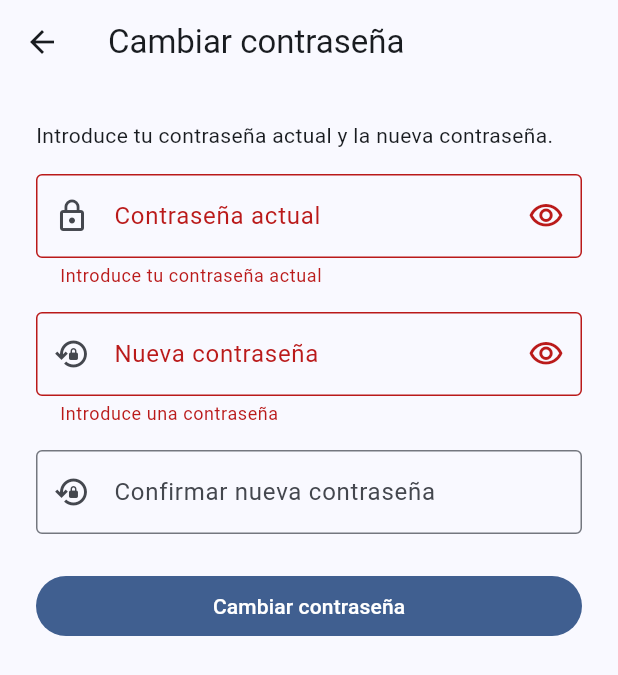
After one commit to juaarcgon/Olympus-app, a Flutter app: the ChangePasswordScreen screen opened directly, after a tap on "Cambiar contraseña", on a phone screen of 412 x 824 dp. The commit adds this screen. Shown: the top 675 px of the screen. Run offline on Flutter 3.47's test engine with Material 3 defaults, Android fonts, the phone set to English and light mode, and no system bars; our stand-ins replace flutter_riverpod, image_picker, supabase_flutter, table_calendar, timezone; accounts and stored records are empty.

Commit message:
feat(auth): cambiar contrasena desde el perfil con reautenticacion
- AuthRepository.changePassword: reautentica con la contrasena actual y fija la nueva (valida longitud; actual incorrecta -> credenciales invalidas)

- Datasource: currentEmail y reauthenticate()

- AuthNotifier.changePassword orquesta carga/exito/error

- Nueva ChangePasswordScreen y acceso desde el perfil; fake de tests actualizado

```diff
--- a/lib/features/auth/data/datasources/auth_remote_datasource.dart
+++ b/lib/features/auth/data/datasources/auth_remote_datasource.dart
@@ -90,6 +90,22 @@ class AuthRemoteDataSource {
     return _auth.updateUser(UserAttributes(password: newPassword));
   }
 
+  /// Correo electrónico del usuario de la sesión activa, o `null` si no hay
+  /// sesión. Se usa para reautenticar al cambiar la contraseña.
+  String? get currentEmail => _auth.currentUser?.email;
+
+  /// Reautentica al usuario de la sesión comprobando su [currentPassword].
+  ///
+  /// Reintenta `signInWithPassword` con el email de la sesión actual; si la
+  /// contraseña actual no es correcta, el SDK lanza `AuthException`. Es el paso
+  /// de verificación previo a un cambio de contraseña del usuario autenticado.
+  Future<AuthResponse> reauthenticate({
+    required String email,
+    required String currentPassword,
+  }) {
+    return _auth.signInWithPassword(email: email, password: currentPassword);
+  }
+
   /// Flujo de cambios de estado de autenticación del SDK (Req 7.3).
   Stream<AuthState> authStateChanges() => _auth.onAuthStateChange;
 }
--- a/lib/features/auth/domain/repositories/auth_repository.dart
+++ b/lib/features/auth/domain/repositories/auth_repository.dart
@@ -71,6 +71,17 @@ abstract class AuthRepository {
   /// longitud mínima (Req 9.6), validada por la implementación.
   Future<void> updatePasswordWithToken(String newPassword);
 
+  /// Cambia la contraseña del Usuario con sesión activa desde su perfil.
+  ///
+  /// Reautentica primero con [currentPassword] (verificación de seguridad) y,
+  /// si es correcta, fija la [newPassword]. La implementación valida la
+  /// longitud mínima de la nueva contraseña y traduce los errores a `Failure`
+  /// (contraseña actual incorrecta -> credenciales inválidas).
+  Future<void> changePassword({
+    required String currentPassword,
+    required String newPassword,
+  });
+
   /// Flujo de los cambios de estado de autenticación (Req 7.3).
   ///
   /// Emite un [AuthState] cada vez que la sesión cambia (inicio de sesión,
--- a/lib/features/auth/presentation/providers/auth_providers.dart
+++ b/lib/features/auth/presentation/providers/auth_providers.dart
@@ -170,6 +170,27 @@ class AuthNotifier extends AsyncNotifier<AppUser?> {
       return null;
     });
   }
+
+  /// Cambia la contraseña del Usuario con sesión activa desde su perfil.
+  ///
+  /// Reautentica con [currentPassword] y, si es correcta, fija [newPassword].
+  /// El estado refleja la carga y los errores (contraseña actual incorrecta,
+  /// nueva demasiado corta). Devuelve `true` si el cambio tuvo éxito.
+  Future<bool> changePassword({
+    required String currentPassword,
+    required String newPassword,
+  }) async {
+    final repository = ref.read(authRepositoryProvider);
+    state = const AsyncValue<AppUser?>.loading();
+    state = await AsyncValue.guard(() async {
+      await repository.changePassword(
+        currentPassword: currentPassword,
+        newPassword: newPassword,
+      );
+      return null;
+    });
+    return !state.hasError;
+  }
 }
 
 /// Expone el estado de las operaciones de autenticación (carga/éxito/error).
--- /dev/null
+++ b/lib/features/auth/presentation/screens/change_password_screen.dart
@@ -0,0 +1,194 @@
+// Pantalla de cambio de contraseña para el Usuario con sesión activa.
+//
+// A diferencia del flujo de recuperación por correo (forgot/reset), esta
+// pantalla la usa un Usuario YA autenticado desde su perfil para cambiar su
+// contraseña conociendo la actual. Pide la contraseña actual (reautenticación
+// de seguridad), la nueva y su confirmación, e invoca
+// `AuthNotifier.changePassword`.
+//
+// La nueva contraseña debe tener al menos ocho (8) caracteres (Req 1.6/9.6).
+// Los estados de carga y error se reflejan con un indicador de progreso y
+// mensajes en español derivados de `Failure.mensaje` (p. ej. contraseña actual
+// incorrecta o nueva demasiado corta).
+
+import 'package:flutter/material.dart';
+import 'package:flutter_riverpod/flutter_riverpod.dart';
+
+import '../../../../core/error/failures.dart';
+import '../../../../core/utils/validators.dart';
+import '../../../../shared/widgets/widgets.dart';
+import '../providers/auth_providers.dart';
+
+/// Longitud mínima de la nueva contraseña mostrada como pista (Req 9.6).
+const int _passwordMinLength = 8;
+
+/// Pantalla para que un Usuario autenticado cambie su contraseña.
+class ChangePasswordScreen extends ConsumerStatefulWidget {
+  /// Crea la pantalla de cambio de contraseña.
+  const ChangePasswordScreen({super.key});
+
+  /// Nombre de ruta de la pantalla de cambio de contraseña.
+  static const String routeName = '/change-password';
+
+  @override
+  ConsumerState<ChangePasswordScreen> createState() =>
+      _ChangePasswordScreenState();
+}
+
+class _ChangePasswordScreenState extends ConsumerState<ChangePasswordScreen> {
+  final _formKey = GlobalKey<FormState>();
+  final _actualController = TextEditingController();
+  final _nuevaController = TextEditingController();
+  final _confirmarController = TextEditingController();
+
+  bool _ocultarActual = true;
+  bool _ocultarNueva = true;
+
+  @override
+  void dispose() {
+    _actualController.dispose();
+    _nuevaController.dispose();
+    _confirmarController.dispose();
+    super.dispose();
+  }
+
+  /// Valida el formulario y cambia la contraseña (Req 1.6/9.6).
+  Future<void> _cambiar() async {
+    final form = _formKey.currentState;
+    if (form == null || !form.validate()) return;
+
+    final exito = await ref
+        .read(authNotifierProvider.notifier)
+        .changePassword(
+          currentPassword: _actualController.text,
+          newPassword: _nuevaController.text,
+        );
+
+    if (!mounted) return;
+
+    if (exito) {
+      AppNotifications.exito(context, 'Tu contraseña se ha actualizado');
+      Navigator.of(context).pop();
+    } else {
+      final error = ref.read(authNotifierProvider).error;
+      AppNotifications.error(context, _mensajeDeError(error));
+    }
+  }
+
+  /// Traduce un error a un mensaje legible en español.
+  String _mensajeDeError(Object? error) {
+    if (error is Failure) return error.mensaje;
+    return 'Ha ocurrido un error. Inténtalo de nuevo.';
+  }
+
+  @override
+  Widget build(BuildContext context) {
+    final estado = ref.watch(authNotifierProvider);
+    final cargando = estado.isLoading;
+
+    return Scaffold(
+      appBar: AppBar(title: const Text('Cambiar contraseña')),
+      body: SafeArea(
+        child: SingleChildScrollView(
+          padding: const EdgeInsets.all(24),
+          child: Form(
+            key: _formKey,
+            child: Column(
+              crossAxisAlignment: CrossAxisAlignment.stretch,
+              children: [
+                const Text(
+                  'Introduce tu contraseña actual y la nueva contraseña.',
+                ),
+                const SizedBox(height: 16),
+                TextFormField(
+                  controller: _actualController,
+                  enabled: !cargando,
+                  obscureText: _ocultarActual,
+                  decoration: InputDecoration(
+                    labelText: 'Contraseña actual',
+                    border: const OutlineInputBorder(),
+                    prefixIcon: const Icon(Icons.lock_outline),
+                    suffixIcon: IconButton(
+                      onPressed: () =>
+                          setState(() => _ocultarActual = !_ocultarActual),
+                      icon: Icon(
+                        _ocultarActual
+                            ? Icons.visibility_outlined
+                            : Icons.visibility_off_outlined,
+                      ),
+                    ),
+                  ),
+                  textInputAction: TextInputAction.next,
+                  validator: (valor) => (valor == null || valor.isEmpty)
+                      ? 'Introduce tu contraseña actual'
+                      : null,
+                ),
+                const SizedBox(height: 16),
+                TextFormField(
+                  controller: _nuevaController,
+                  enabled: !cargando,
+                  obscureText: _ocultarNueva,
+                  decoration: InputDecoration(
+                    labelText: 'Nueva contraseña',
+                    border: const OutlineInputBorder(),
+                    prefixIcon: const Icon(Icons.lock_reset_outlined),
+                    helperText: 'Mínimo $_passwordMinLength caracteres',
+                    suffixIcon: IconButton(
+                      onPressed: () =>
+                          setState(() => _ocultarNueva = !_ocultarNueva),
+                      icon: Icon(
+                        _ocultarNueva
+                            ? Icons.visibility_outlined
+                            : Icons.visibility_off_outlined,
+                      ),
+                    ),
+                  ),
+                  textInputAction: TextInputAction.next,
+                  validator: (valor) {
+                    if (valor == null || valor.isEmpty) {
+                      return 'Introduce una contraseña';
+                    }
+                    if (!esPasswordValida(valor)) {
+                      return 'La contraseña debe tener al menos '
+                          '$_passwordMinLength caracteres';
+                    }
+                    if (valor == _actualController.text) {
+                      return 'La nueva contraseña debe ser distinta de la actual';
+                    }
+                    return null;
+                  },
+                ),
+                const SizedBox(height: 16),
+                TextFormField(
+                  controller: _confirmarController,
+                  enabled: !cargando,
+                  obscureText: _ocultarNueva,
+                  decoration: const InputDecoration(
+                    labelText: 'Confirmar nueva contraseña',
+                    border: OutlineInputBorder(),
+                    prefixIcon: Icon(Icons.lock_reset_outlined),
+                  ),
+                  textInputAction: TextInputAction.done,
+                  validator: (valor) => (valor != _nuevaController.text)
+                      ? 'Las contraseñas no coinciden'
+                      : null,
+                ),
+                const SizedBox(height: 24),
+                FilledButton(
+                  onPressed: cargando ? null : _cambiar,
+                  child: cargando
+                      ? const SizedBox(
+                          height: 20,
+                          width: 20,
+                          child: CircularProgressIndicator(strokeWidth: 2),
+                        )
+                      : const Text('Cambiar contraseña'),
+                ),
+              ],
+            ),
+          ),
+        ),
+      ),
+    );
+  }
+}
--- a/lib/features/auth/presentation/screens/screens.dart
+++ b/lib/features/auth/presentation/screens/screens.dart
@@ -1,5 +1,6 @@
 // Barrel file for auth/presentation/screens.
 
+export 'change_password_screen.dart';
 export 'forgot_password_screen.dart';
 export 'login_screen.dart';
 export 'register_screen.dart';
--- a/lib/features/profile/presentation/screens/profile_screen.dart
+++ b/lib/features/profile/presentation/screens/profile_screen.dart
@@ -23,6 +23,7 @@ import 'package:image_picker/image_picker.dart';
 import '../../../../core/error/failures.dart';
 import '../../../../shared/widgets/widgets.dart';
 import '../../../auth/presentation/providers/auth_providers.dart';
+import '../../../auth/presentation/screens/screens.dart';
 import '../../domain/entities/profile.dart';
 import '../providers/profile_providers.dart';
 
@@ -291,6 +292,21 @@ class _FormularioPerfil extends StatelessWidget {
                     )
                   : const Text('Guardar cambios'),
             ),
+            const SizedBox(height: 12),
+            // Acceso al cambio de contraseña para el Usuario autenticado que
+            // conoce su contraseña actual (distinto del flujo de recuperación
+            // por correo, que es para quien la ha olvidado).
+            OutlinedButton.icon(
+              onPressed: guardando
+                  ? null
+                  : () => Navigator.of(context).push(
+                      MaterialPageRoute<void>(
+                        builder: (_) => const ChangePasswordScreen(),
+                      ),
+                    ),
+              icon: const Icon(Icons.lock_reset_outlined),
+              label: const Text('Cambiar contraseña'),
+            ),
           ],
         ),
       ),
```
Also changed, not shown: 1 other file.
